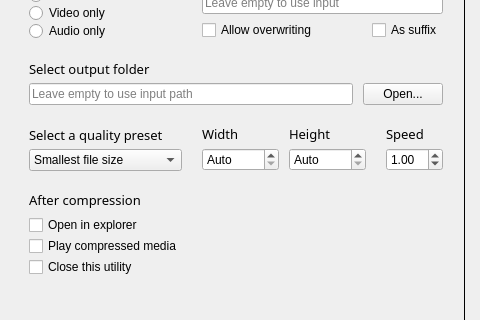
The window that ui/mainwindow.ui (Thurinum/simple-media-encoder) describes before a commit, drawn with Qt 5; both pictures show x 0 to 480 and y 171 to 491 of the 961 by 681 pixel window.
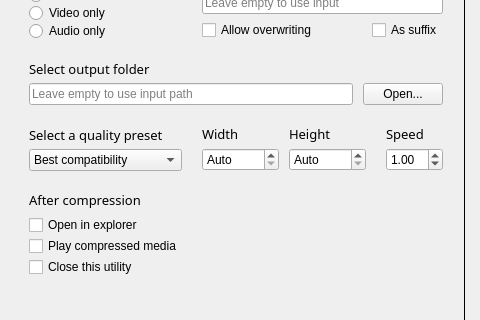
The same window after the commit.

Commit message: ui: Gray out quality dropdown when Manual codec selection is enabled

```diff
--- a/ui/mainwindow.ui
+++ b/ui/mainwindow.ui
@@ -6,7 +6,7 @@
    <rect>
     <x>0</x>
     <y>0</y>
-    <width>743</width>
+    <width>773</width>
     <height>619</height>
    </rect>
   </property>
@@ -389,12 +389,7 @@
              </widget>
             </item>
             <item>
-             <widget class="QComboBox" name="videoQualityPresetComboBox">
-              <item>
-               <property name="text">
-                <string>Smallest file size</string>
-               </property>
-              </item>
+             <widget class="QComboBox" name="qualityPresetComboBox">
               <item>
                <property name="text">
                 <string>Best compatibility</string>
```
Left out of the diff: 2 changed lines with no effect on the pictures. The commit also changes 1 other file.
